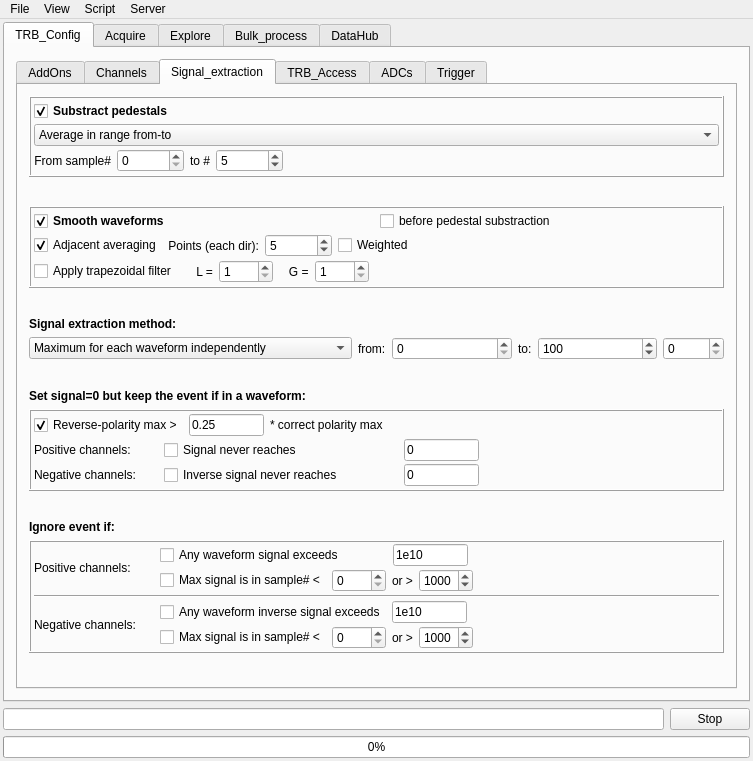
Old version of the form GUI/mainwindow.ui in the repository andrmor/TRB3reader.
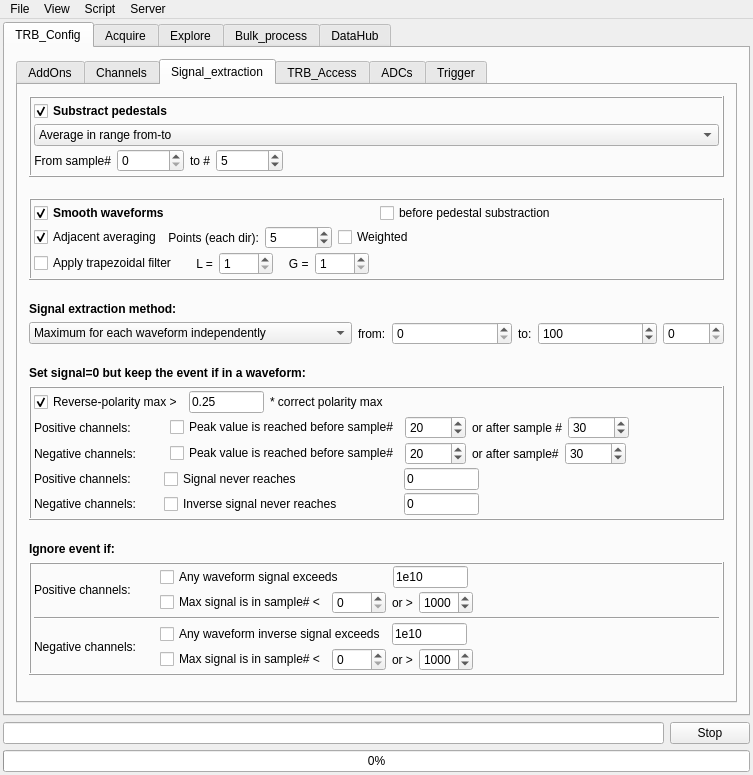
New version of the form.

Diff of the .ui file:
```diff
--- a/GUI/mainwindow.ui
+++ b/GUI/mainwindow.ui
@@ -7,7 +7,7 @@
     <x>0</x>
     <y>0</y>
     <width>753</width>
-    <height>761</height>
+    <height>775</height>
    </rect>
   </property>
   <property name="windowTitle">
@@ -1288,6 +1288,140 @@
                  </item>
                 </layout>
                </item>
+               <item>
+                <layout class="QHBoxLayout" name="horizontalLayout_68">
+                 <property name="topMargin">
+                  <number>0</number>
+                 </property>
+                 <item>
+                  <widget class="QLabel" name="label_76">
+                   <property name="minimumSize">
+                    <size>
+                     <width>130</width>
+                     <height>0</height>
+                    </size>
+                   </property>
+                   <property name="text">
+                    <string>Positive channels:</string>
+                   </property>
+                  </widget>
+                 </item>
+                 <item>
+                  <widget class="QCheckBox" name="cbZeroSignalIfPeakOutside_P">
+                   <property name="text">
+                    <string>Peak value is reached before sample#</string>
+                   </property>
+                  </widget>
+                 </item>
+                 <item>
+                  <widget class="QSpinBox" name="sbZeroSignalIfPeakBefore_P">
+                   <property name="maximum">
+                    <number>99999</number>
+                   </property>
+                   <property name="value">
+                    <number>20</number>
+                   </property>
+                  </widget>
+                 </item>
+                 <item>
+                  <widget class="QLabel" name="label_75">
+                   <property name="text">
+                    <string>or after sample #</string>
+                   </property>
+                  </widget>
+                 </item>
+                 <item>
+                  <widget class="QSpinBox" name="sbZeroSignalIfPeakAfter_P">
+                   <property name="maximum">
+                    <number>99999</number>
+                   </property>
+                   <property name="value">
+                    <number>30</number>
+                   </property>
+                  </widget>
+                 </item>
+                 <item>
+                  <spacer name="horizontalSpacer_49">
+                   <property name="orientation">
+                    <enum>Qt::Horizontal</enum>
+                   </property>
+                   <property name="sizeHint" stdset="0">
+                    <size>
+                     <width>40</width>
+                     <height>20</height>
+                    </size>
+                   </property>
+                  </spacer>
+                 </item>
+                </layout>
+               </item>
+               <item>
+                <layout class="QHBoxLayout" name="horizontalLayout_69">
+                 <property name="topMargin">
+                  <number>0</number>
+                 </property>
+                 <item>
+                  <widget class="QLabel" name="label_77">
+                   <property name="minimumSize">
+                    <size>
+                     <width>130</width>
+                     <height>0</height>
+                    </size>
+                   </property>
+                   <property name="text">
+                    <string>Negative channels:</string>
+                   </property>
+                  </widget>
+                 </item>
+                 <item>
+                  <widget class="QCheckBox" name="cbZeroSignalIfPeakOutside_N">
+                   <property name="text">
+                    <string>Peak value is reached before sample#</string>
+                   </property>
+                  </widget>
+                 </item>
+                 <item>
+                  <widget class="QSpinBox" name="sbZeroSignalIfPeakBefore_N">
+                   <property name="maximum">
+                    <number>99999</number>
+                   </property>
+                   <property name="value">
+                    <number>20</number>
+                   </property>
+                  </widget>
+                 </item>
+                 <item>
+                  <widget class="QLabel" name="label_78">
+                   <property name="text">
+                    <string>or after sample#</string>
+                   </property>
+                  </widget>
+                 </item>
+                 <item>
+                  <widget class="QSpinBox" name="sbZeroSignalIfPeakAfter_N">
+                   <property name="maximum">
+                    <number>99999</number>
+                   </property>
+                   <property name="value">
+                    <number>30</number>
+                   </property>
+                  </widget>
+                 </item>
+                 <item>
+                  <spacer name="horizontalSpacer_50">
+                   <property name="orientation">
+                    <enum>Qt::Horizontal</enum>
+                   </property>
+                   <property name="sizeHint" stdset="0">
+                    <size>
+                     <width>40</width>
+                     <height>20</height>
+                    </size>
+                   </property>
+                  </spacer>
+                 </item>
+                </layout>
+               </item>
                <item>
                 <layout class="QHBoxLayout" name="horizontalLayout_10">
                  <property name="spacing">
```
Left out of the diff: 192 changed lines with no effect on the pictures.
